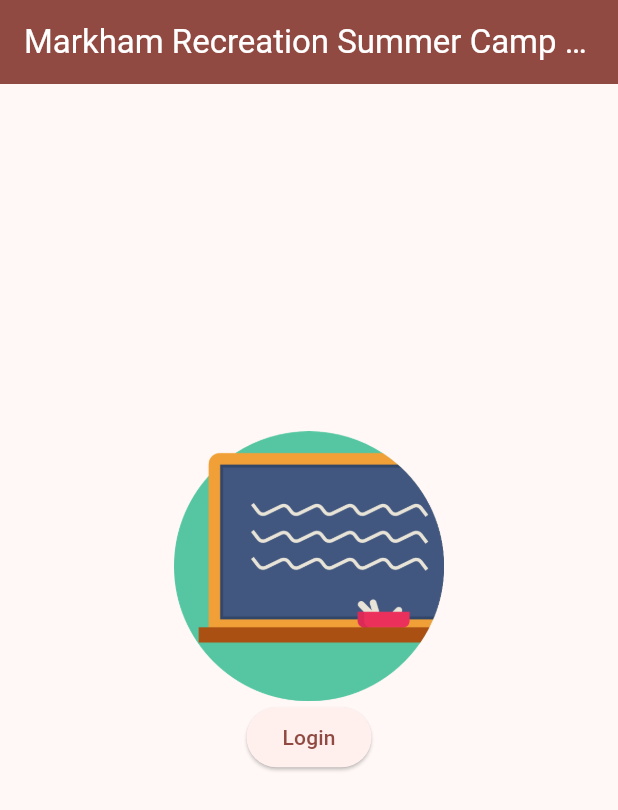
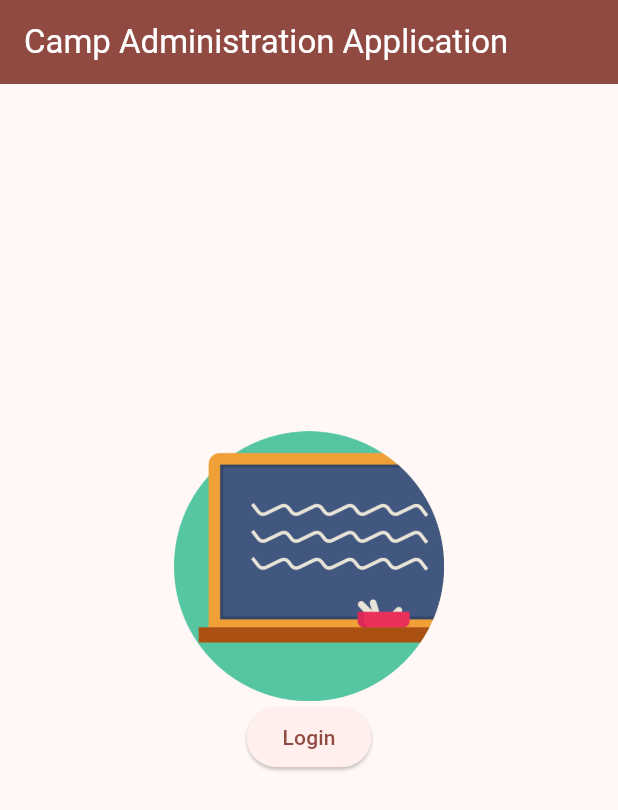
Before and after one commit to StealthHydra179/markham_recreation_app, a Flutter app: the screen it shows after launch, on a phone screen of 412 x 824 dp. Shown: the top 810 px of the screen. Run offline on Flutter 3.47's test engine with Material 3 defaults, Android fonts, the light colour scheme and no system bars; our stand-ins replace date_field, flutter_spinbox.

Commit message:
main.dart file code cleanup
Some code refactoring in globals.dart as well.

```diff
--- a/frontend/markham_recreation_app/lib/globals.dart
+++ b/frontend/markham_recreation_app/lib/globals.dart
@@ -6,9 +6,13 @@ import 'package:http/http.dart' as http;
 const Color primaryColor = Colors.red;
 const Color secondaryColor = Colors.white;
 
-const String title = 'Markham Recreation Summer Camp Administration App';
+const String title = 'Camp Administration Application';
 
-const String serverUrl = 'http://10.0.2.2:3000'; //localhost is 10.0.2.2 in the emulator
+// Select the correct server URL based on the platform
+// Android emulator: 10.0.2.2:3000
+// Web: localhost:3000
+// Deployed: markham-recreation.ca
+const String serverUrl = 'http://10.0.2.2:3000';
 // const String serverUrl = 'http://localhost:3000';
 // const serverUrl = "https://markham-recreation.ca";
 
--- a/frontend/markham_recreation_app/lib/main.dart
+++ b/frontend/markham_recreation_app/lib/main.dart
@@ -1,18 +1,20 @@
 import 'dart:math';
 
 import 'package:flutter/material.dart';
+import 'package:flutter/services.dart';
 import 'package:http/http.dart';
 import 'package:intl/date_symbol_data_local.dart';
+import 'package:intl/intl_standalone.dart' if (dart.library.html) 'package:intl/intl_browser.dart';
 
 import 'package:markham_recreation_app/globals.dart' as globals;
 import 'package:markham_recreation_app/drawer.dart' as drawer;
-import 'package:intl/intl_standalone.dart' if (dart.library.html) 'package:intl/intl_browser.dart';
 import 'package:markham_recreation_app/login.dart';
-
-import 'package:flutter/services.dart';
 
 void main() {
   var clientFactory = Client.new;
+
+  // Start the app by fetching the system locale, then initializing date formatting
+  //   and running the app with the client
   findSystemLocale().whenComplete(() {
     initializeDateFormatting().then((_) {
       runWithClient(() {
@@ -28,8 +30,10 @@ class MyApp extends StatelessWidget {
   @override
   Widget build(BuildContext context) {
     SystemChrome.setPreferredOrientations([DeviceOrientation.portraitUp]);
+
+    // Setup homepage using data from global file
     return MaterialApp(
-      title: 'Markham Recreation Summer camp',
+      title: globals.title,
       theme: ThemeData(
         colorScheme: ColorScheme.fromSeed(seedColor: globals.primaryColor),
         useMaterial3: true,
@@ -52,6 +56,7 @@ class _LandingPageState extends State<LandingPage> {
   @override
   Widget build(BuildContext context) {
     if (globals.loggedIn) {
+      // If the user is logged in alreadu, display the homepage
       return Scaffold(
         appBar: AppBar(
           backgroundColor: Theme.of(context).colorScheme.primary,
@@ -71,33 +76,33 @@ class _LandingPageState extends State<LandingPage> {
                 'Please select a page from the navigation.',
               ),
               Padding(
-                  // bottom padding 25% of the screen
-                  padding: EdgeInsets.fromLTRB(0, 0, 0, max(MediaQuery.of(context).size.height * 0.25 - 150, 0)),
-                  child: const Text('')),
+                // pad bottom 25% of the screen
+                padding: EdgeInsets.fromLTRB(0, 0, 0, max(MediaQuery.of(context).size.height * 0.25 - 150, 0)),
+                child: const Text(''),
+              ),
             ],
           ),
         ),
       );
     } else {
-      //button redirect to login page
+      // If the user is not logged in, display the login page
       return Scaffold(
         appBar: AppBar(
           backgroundColor: Theme.of(context).colorScheme.primary,
           title: Text(widget.title, style: const TextStyle(color: globals.secondaryColor)),
           iconTheme: const IconThemeData(color: globals.secondaryColor),
         ),
-        // drawer: drawer.drawer(context),
         body: Center(
           child: Column(
             mainAxisAlignment: MainAxisAlignment.center,
             children: <Widget>[
-              // Image of the logo
               const Image(
                 image: AssetImage('lib/camp.png'),
                 width: 180,
               ),
               ElevatedButton(
                 onPressed: () {
+                  // When the login button is pressed, navigate to the login page, then refresh the page
                   Navigator.push(context, MaterialPageRoute(builder: (context) => const Login())).then((_) {
                     setState(() {});
                   });
@@ -105,9 +110,10 @@ class _LandingPageState extends State<LandingPage> {
                 child: const Text('Login'),
               ),
               Padding(
-                  // bottom padding 25% of the screen
-                  padding: EdgeInsets.fromLTRB(0, 0, 0, max(MediaQuery.of(context).size.height * 0.25 - 150, 0)),
-                  child: const Text('')),
+                // pad bottom 25% of the screen
+                padding: EdgeInsets.fromLTRB(0, 0, 0, max(MediaQuery.of(context).size.height * 0.25 - 150, 0)),
+                child: const Text(''),
+              ),
             ],
           ),
         ),
```
